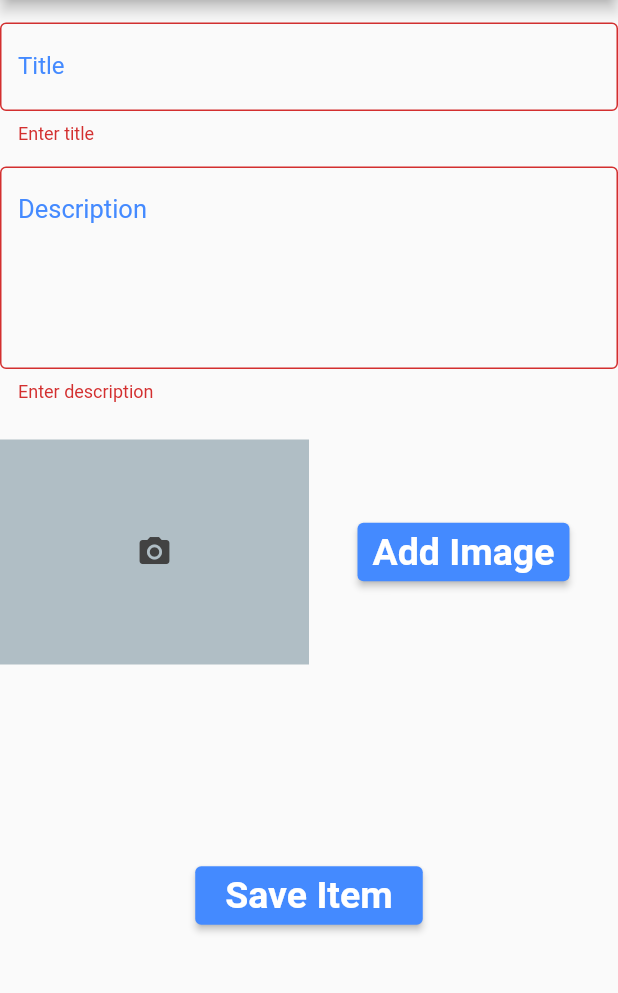
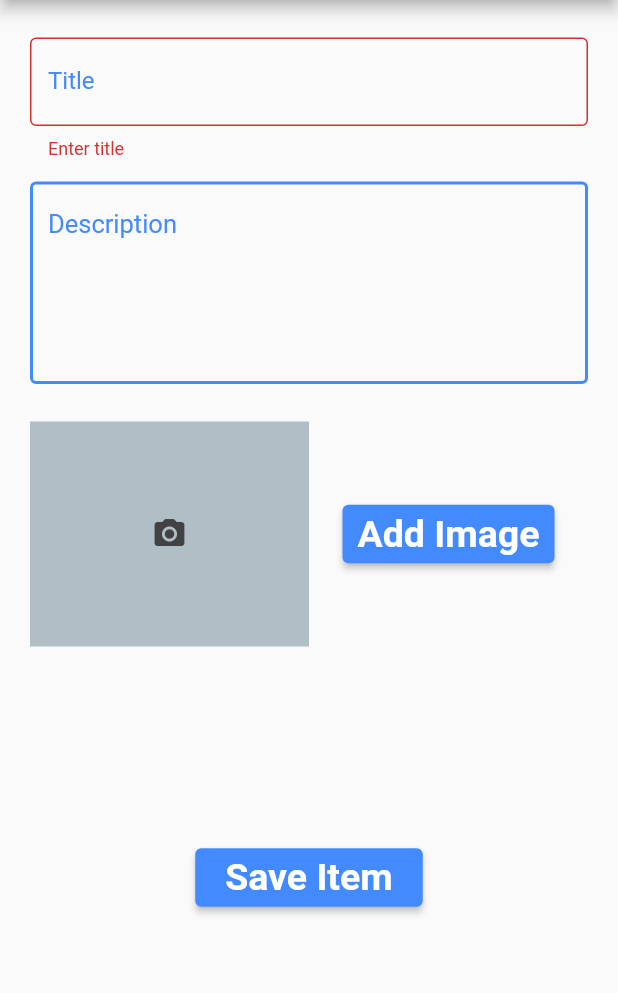
Before and after one commit to Reszkettle/lend-me, a Flutter app: the AddItem screen opened directly, after a tap on "Save Item", on a phone screen of 412 x 824 dp, the part 84-1077 px from its top. Run offline on Flutter 3.47's test engine with Material 2 defaults, Android fonts, the phone set to English and light mode, and no system bars; our stand-ins replace cached_network_image, cloud_firestore, cloud_functions, firebase_auth, firebase_core, firebase_storage and 7 more; missing offline and left inert: flutter_facebook_auth; accounts and stored records are empty.

Commit message:
added margin, description is now optional

```diff
--- a/frontend/lendme/lib/screens/other/add_item.dart
+++ b/frontend/lendme/lib/screens/other/add_item.dart
@@ -39,6 +39,8 @@ class _AddItemState extends State<AddItem> {
           child: SingleChildScrollView(
             child: Form(
               key: _formKey,
+              child: Container(
+                margin: EdgeInsets.only(left: 20, top: 10, right: 20),
                 child: Column(
                   children: [
                     const SizedBox(height: 15.0),
@@ -68,7 +70,6 @@ class _AddItemState extends State<AddItem> {
                           child: TextFormField(
                             controller: _descriptionController,
                             onChanged: (val) => {_formKey.currentState!.validate()},
-                          validator: validateDescription,
                             decoration: const InputDecoration(
                                 enabledBorder: OutlineInputBorder(
                                   // width: 0.0 produces a thin "hairline" border
@@ -155,19 +156,13 @@ class _AddItemState extends State<AddItem> {
                 ),
               ),
             ),
+          ),
         ));
   }
 
   String? validateTitle(String? name) {
     if (name!.isEmpty) {
       return 'Enter title';
-    }
-    return null;
-  }
-
-  String? validateDescription(String? name) {
-    if (name!.isEmpty) {
-      return 'Enter description';
     }
     return null;
   }
@@ -191,7 +186,7 @@ class _AddItemState extends State<AddItem> {
   Future saveImage() async {
     String? downloadUrl;
     if (localImage != null) {
-      await ItemRepository().addImage(localImage).then((value){
+      await ItemRepository().addImage(localImage).then((value) {
         downloadUrl = value;
       });
       setState(() {
```
Lines whose indentation alone changed are shown as unchanged.
